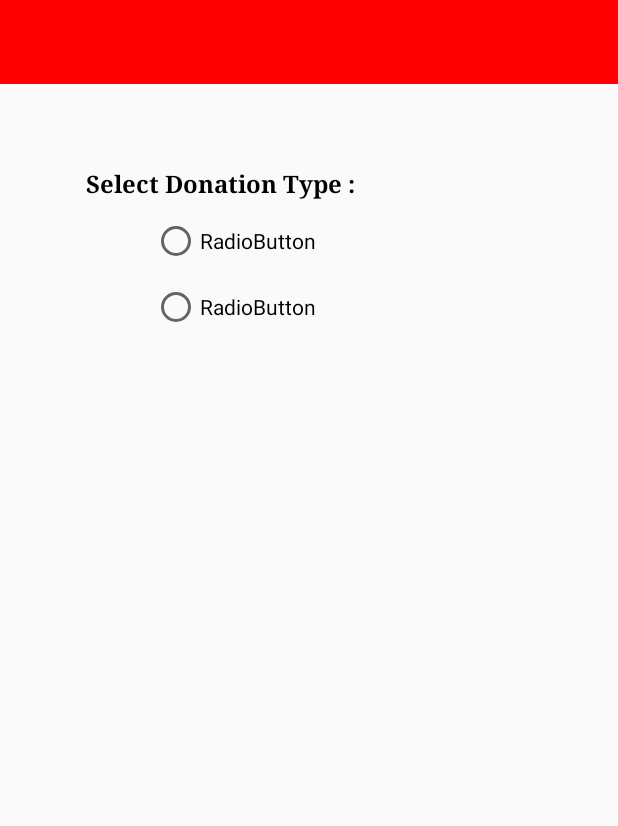
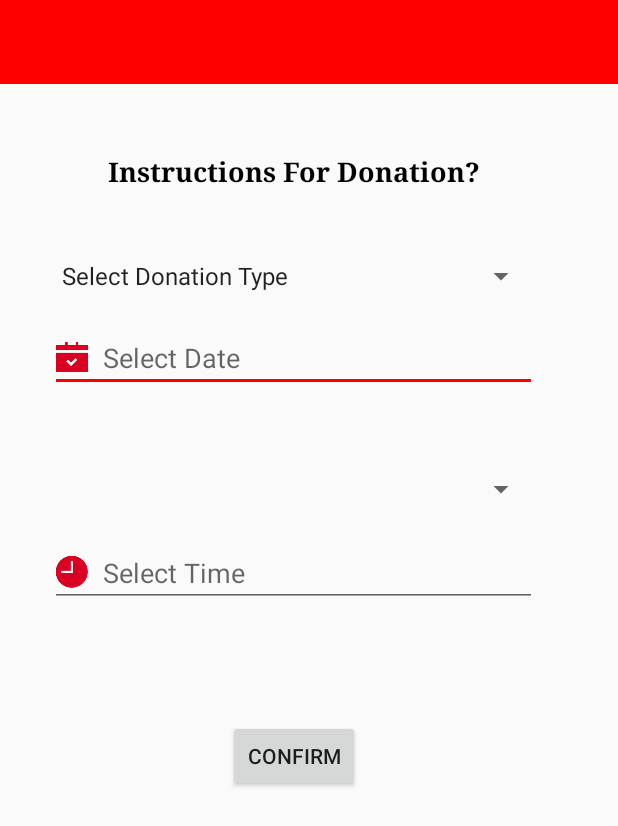
Before and after one commit to MahmoudAlawdh/Android, an Android app: the MakeDonations screen opened directly, with no data from a screen before it, on a phone screen of 412 x 824 dp. Shown: the top 826 px of the screen. Run offline under Robolectric (Android 15) with nearby library versions, the phone set to English and light mode, and no system bars; our stand-ins replace Volley; libraries missing offline, so code that uses them is left out: com.mikepenz.fontawesome_typeface_library, com.mikepenz.iconics, com.mikepenz.materialdrawer; 25 statements that could not run were skipped.

Commit message:
make donation

```diff
--- a/app/src/main/java/com/example/mhd/donor/MakeDonations.java
+++ b/app/src/main/java/com/example/mhd/donor/MakeDonations.java
@@ -1,11 +1,18 @@
 package com.example.mhd.donor;
 
 
+import android.app.DatePickerDialog;
 import android.os.Bundle;
 import android.support.v4.app.Fragment;
 import android.view.LayoutInflater;
 import android.view.View;
 import android.view.ViewGroup;
+import android.widget.AdapterView;
+import android.widget.ArrayAdapter;
+import android.widget.Button;
+import android.widget.DatePicker;
+import android.widget.ListView;
+import android.widget.Spinner;
 import android.widget.Toast;
 
 import com.android.volley.Request;
@@ -13,6 +20,9 @@ import com.android.volley.RequestQueue;
 import com.android.volley.Response;
 import com.android.volley.VolleyError;
 import com.android.volley.toolbox.StringRequest;
+import com.google.android.gms.common.data.DataBufferUtils;
+
+import java.util.ArrayList;
 
 
 /**
@@ -30,10 +40,59 @@ public class MakeDonations extends Fragment {
     public View onCreateView(LayoutInflater inflater, ViewGroup container,
                              Bundle savedInstanceState) {
         // Inflate the layout for this fragment
+        View vv = inflater.inflate(R.layout.fragment_make_donations, container, false);
 
-        return inflater.inflate(R.layout.fragment_make_donations, container, false);
+        final ArrayList<String> model=new ArrayList<>();
+
+        model.add("Select Donation Type");
+        model.add("Blood Cells");
+        model.add("Platelets");
 
 
+        final ArrayList<String> model1=new ArrayList<>();
+
+        model1.add("Select Branch");
+        model1.add("Salmiya");
+        model1.add("Hawaly");
+       Spinner donationType = (Spinner) vv.findViewById(R.id.spinnerSelectDonationType);
+
+        final ArrayAdapter<String> adapter=new ArrayAdapter<String>(getActivity(),android.R.layout.simple_spinner_item,model);
+
+        donationType.setAdapter(adapter);
+
+        donationType.setOnItemClickListener(new AdapterView.OnItemClickListener() {
+            @Override
+            public void onItemClick(AdapterView<?> parent, View view, int position, long id) {
+                Toast.makeText(getActivity(), model.get(position), Toast.LENGTH_SHORT).show();
+            }
+        });
+
+        Button date = (Button) vv.findViewById(R.id.date_picker);
+
+        date.setOnClickListener(new View.OnClickListener() {
+            @Override
+            public void onClick(final View v) {
+
+
+
+                DatePickerDialog d = new DatePickerDialog(getActivity(), new DatePickerDialog.OnDateSetListener() {
+                    @Override
+                    public void onDateSet(DatePicker view, int year, int month, int dayOfMonth) {
+
+                        Toast.makeText(getActivity(), year + "/" + month + "/" + dayOfMonth, Toast.LENGTH_SHORT).show();
+
+
+
+
+                    }
+                }, 2017, 3, 30);
+
+                d.show();
+            }
+        });
+
+
+        return vv;
+
     }
-
 }
--- a/app/src/main/res/layout/activity_main.xml
+++ b/app/src/main/res/layout/activity_main.xml
@@ -20,18 +20,19 @@
         android:layout_alignParentTop="true"
         android:layout_alignParentLeft="true"
         android:layout_alignParentStart="true" />
+
     <TextView
         android:id="@+id/Mhealth"
         android:layout_width="wrap_content"
         android:layout_height="wrap_content"
+        android:layout_above="@+id/textViewmain"
+        android:layout_centerHorizontal="true"
+        android:layout_marginBottom="21dp"
         android:fontFamily="serif"
         android:text="MHEALTH"
         android:textColor="@color/common_google_signin_btn_text_dark_focused"
         android:textSize="50sp"
-        android:textStyle="bold"
-        android:layout_above="@+id/textViewmain"
-        android:layout_centerHorizontal="true"
-        android:layout_marginBottom="21dp" />
+        android:textStyle="bold" />
 
     <TextView
         android:id="@+id/textView"
--- a/app/src/main/res/layout/fragment_make_donations.xml
+++ b/app/src/main/res/layout/fragment_make_donations.xml
@@ -1,4 +1,5 @@
 <RelativeLayout xmlns:android="http://schemas.android.com/apk/res/android"
+    xmlns:app="http://schemas.android.com/apk/res-auto"
     xmlns:tools="http://schemas.android.com/tools"
     android:layout_width="match_parent"
     android:layout_height="match_parent"
@@ -6,46 +7,81 @@
 
     <!-- TODO: Update blank fragment layout -->
 
+
     <TextView
-        android:id="@+id/donation_type"
+        android:id="@+id/textView38"
         android:layout_width="wrap_content"
         android:layout_height="wrap_content"
-        android:layout_marginLeft="49dp"
-        android:layout_marginStart="49dp"
-        android:layout_marginTop="55dp"
         android:fontFamily="serif"
-        android:text="Select Donation Type :"
-        android:textColor="@color/common_google_signin_btn_text_dark_focused"
-        android:textSize="16sp"
+        android:text="Instructions For Donation?"
+        android:textColor="@android:color/black"
+        android:textSize="18sp"
         android:textStyle="bold"
-        android:layout_below="@+id/radioGroup2"
-        android:layout_toRightOf="@+id/radioGroup2"
-        android:layout_toEndOf="@+id/radioGroup2" />
+        android:typeface="sans"
+        android:layout_alignParentTop="true"
+        android:layout_centerHorizontal="true"
+        android:layout_marginTop="46dp" />
 
-    <RadioGroup
+    <Spinner
+        android:id="@+id/spinnerSelectDonationType"
+        android:layout_width="match_parent"
+        android:layout_height="wrap_content"
+        android:layout_marginTop="45dp"
+        android:layout_below="@+id/textView38"
+        android:layout_alignParentLeft="true"
+        android:layout_alignParentStart="true"
+        android:layout_marginLeft="25dp"
+        android:layout_marginRight="26dp"/>
+
+    <EditText
+        android:id="@+id/editTextDate"
         android:layout_width="wrap_content"
         android:layout_height="wrap_content"
-        android:id="@+id/radioGroup2" />
+        android:drawableLeft="@mipmap/c"
+        android:ems="10"
+        android:hint="Select Date"
+        android:inputType="date"
+        android:layout_marginTop="20dp"
+        android:layout_below="@+id/spinnerSelectDonationType"
+        android:layout_alignLeft="@+id/spinnerSelectDonationType"
+        android:layout_alignStart="@+id/spinnerSelectDonationType"
+        android:drawablePadding="10dp"
+        android:layout_alignRight="@+id/spinnerSelectDonationType"
+        android:layout_alignEnd="@+id/spinnerSelectDonationType" />
 
-    <RadioButton
-        android:id="@+id/radioButton2"
+    <Spinner
+        android:id="@+id/spinner3"
+        android:layout_width="match_parent"
+        android:layout_height="wrap_content"
+        android:layout_above="@+id/editText2"
+        android:layout_marginBottom="21dp"
+        android:layout_alignLeft="@+id/editTextDate"
+        android:layout_alignStart="@+id/editTextDate"
+        android:layout_alignRight="@+id/spinnerSelectDonationType"
+        android:layout_alignEnd="@+id/spinnerSelectDonationType" />
+
+    <EditText
+        android:id="@+id/editText2"
         android:layout_width="wrap_content"
         android:layout_height="wrap_content"
-        android:text="RadioButton"
-        android:layout_below="@+id/donation_type"
-        android:layout_alignLeft="@+id/donation_type"
-        android:layout_alignStart="@+id/donation_type"
-        android:layout_marginLeft="44dp"
-        android:layout_marginStart="44dp"
-        android:layout_marginTop="11dp" />
+        android:drawableLeft="@mipmap/clock"
+        android:ems="10"
+        android:hint="Select Time"
+        android:inputType="time"
+        android:layout_marginBottom="75dp"
+        android:layout_above="@+id/confirmButton"
+        android:layout_alignLeft="@+id/editTextDate"
+        android:layout_alignStart="@+id/editTextDate"
+        android:layout_alignRight="@+id/spinner3"
+        android:layout_alignEnd="@+id/spinner3"
+        android:drawablePadding="10dp"/>
 
-    <RadioButton
-        android:id="@+id/radioButton3"
+    <Button
+        android:id="@+id/confirmButton"
         android:layout_width="wrap_content"
         android:layout_height="wrap_content"
-        android:text="RadioButton"
-        android:layout_marginTop="12dp"
-        android:layout_below="@+id/radioButton2"
-        android:layout_alignLeft="@+id/radioButton2"
-        android:layout_alignStart="@+id/radioButton2" />
+        android:layout_alignParentBottom="true"
+        android:layout_centerHorizontal="true"
+        android:layout_marginBottom="93dp"
+        android:text="Confirm" />
 </RelativeLayout>
```
Also changed, not shown: app/src/main/res/mipmap-xxhdpi/c.png (added), app/src/main/res/mipmap-xxhdpi/cal.png (added), app/src/main/res/mipmap-xxhdpi/clock.png (added), 1 other file.
